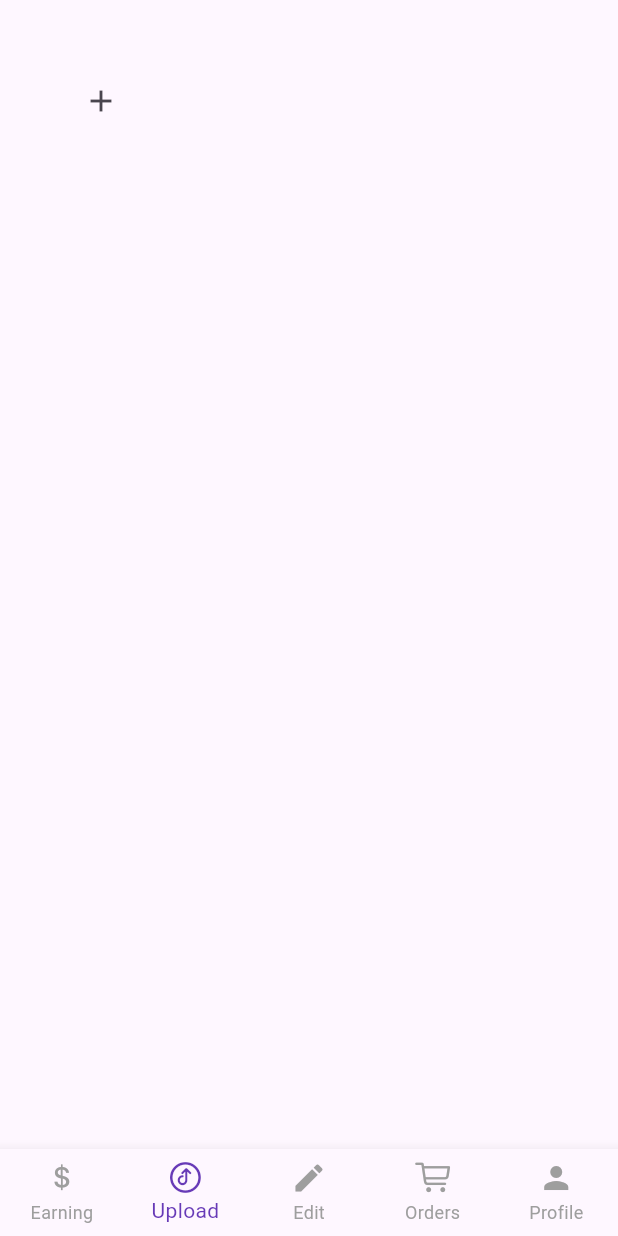
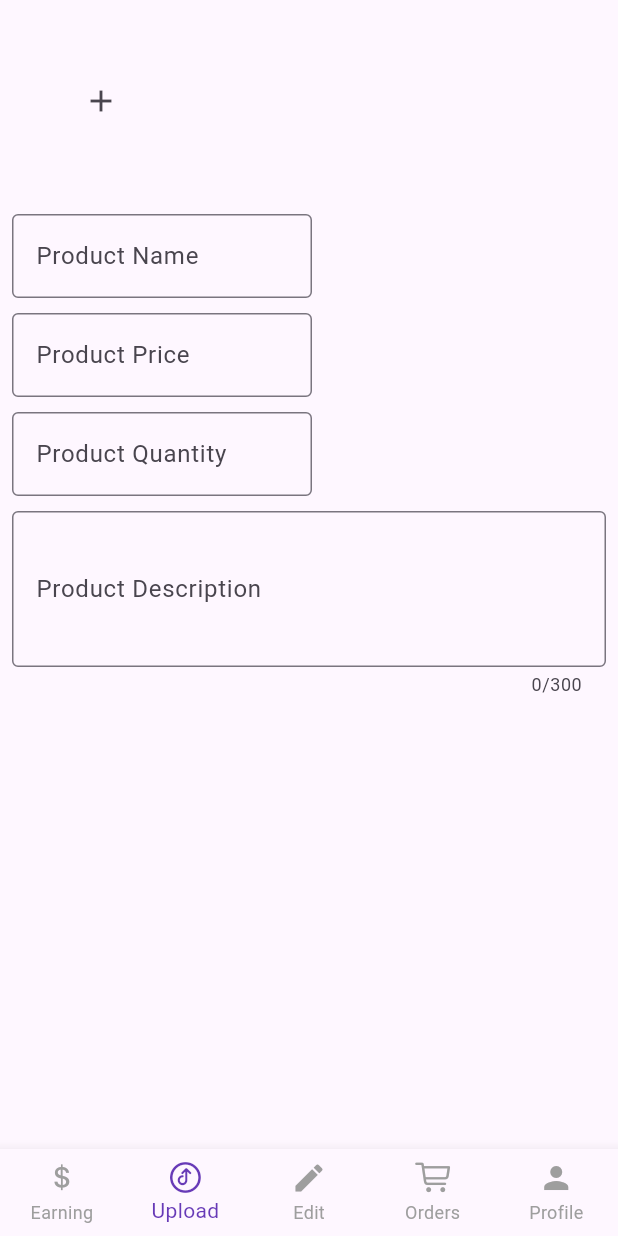
Before and after one commit to Shamimkhan1406/cartify-vendor-app, a Flutter app: the MainVendorScreen screen opened directly, item 2 of the bottom bar chosen, on a phone screen of 412 x 824 dp. Run offline on Flutter 3.47's test engine with Material 3 defaults, Android fonts, the phone set to English and light mode, and no system bars; our stand-ins replace flutter_riverpod, google_fonts, image_picker, shared_preferences; accounts and stored records are empty.

Commit message:
created product fields

```diff
--- a/lib/views/screens/nav_screens/upload_screen.dart
+++ b/lib/views/screens/nav_screens/upload_screen.dart
@@ -31,6 +31,7 @@ class _UploadScreenState extends State<UploadScreen> {
   @override
   Widget build(BuildContext context) {
     return Column(
+      crossAxisAlignment: CrossAxisAlignment.start,
       children: [
         GridView.builder(
           shrinkWrap: true, // allow the gridview to fit the content
@@ -43,7 +44,9 @@ class _UploadScreenState extends State<UploadScreen> {
           ), itemBuilder: (context, index){
             return index == 0 ? Center(
               child: IconButton(
-                onPressed: chooseImage,
+                onPressed: (){
+                  chooseImage();
+                },
                 icon: Icon(Icons.add),
               ),
 
@@ -53,8 +56,62 @@ class _UploadScreenState extends State<UploadScreen> {
               height: 50,
               child: Image.file(images[index-1])
             );
-          }
+          },
         ),
+        Padding(
+          padding: const EdgeInsets.all(8.0),
+          child: Column(
+            crossAxisAlignment: CrossAxisAlignment.start,
+            children: [
+              SizedBox(
+                width: 200,
+                child: TextFormField(
+                  decoration: const InputDecoration(
+                    border: OutlineInputBorder(),
+                    labelText: 'Product Name',
+                    hintText: 'Enter product name',
+                  ),
+                ),
+              ),
+              SizedBox(height: 10,),
+              SizedBox(
+                width: 200,
+                child: TextFormField(
+                  decoration: const InputDecoration(
+                    border: OutlineInputBorder(),
+                    labelText: 'Product Price',
+                    hintText: 'Enter product Price',
+                  ),
+                ),
+              ),
+              SizedBox(height: 10,),
+              SizedBox(
+                width: 200,
+                child: TextFormField(
+                  decoration: const InputDecoration(
+                    border: OutlineInputBorder(),
+                    labelText: 'Product Quantity',
+                    hintText: 'Enter product Quantity',
+                  ),
+                ),
+              ),
+              SizedBox(height: 10,),
+              SizedBox(
+                width: 400,
+                child: TextFormField(
+                  maxLines: 3,
+                  maxLength: 300,
+                  decoration: const InputDecoration(
+                    border: OutlineInputBorder(),
+                    labelText: 'Product Description',
+                    hintText: 'Enter product Description',
+                  ),
+                ),
+              ),
+              SizedBox(height: 10,),
+            ],
+          ),
+        )
       ],
     );
   }
```
